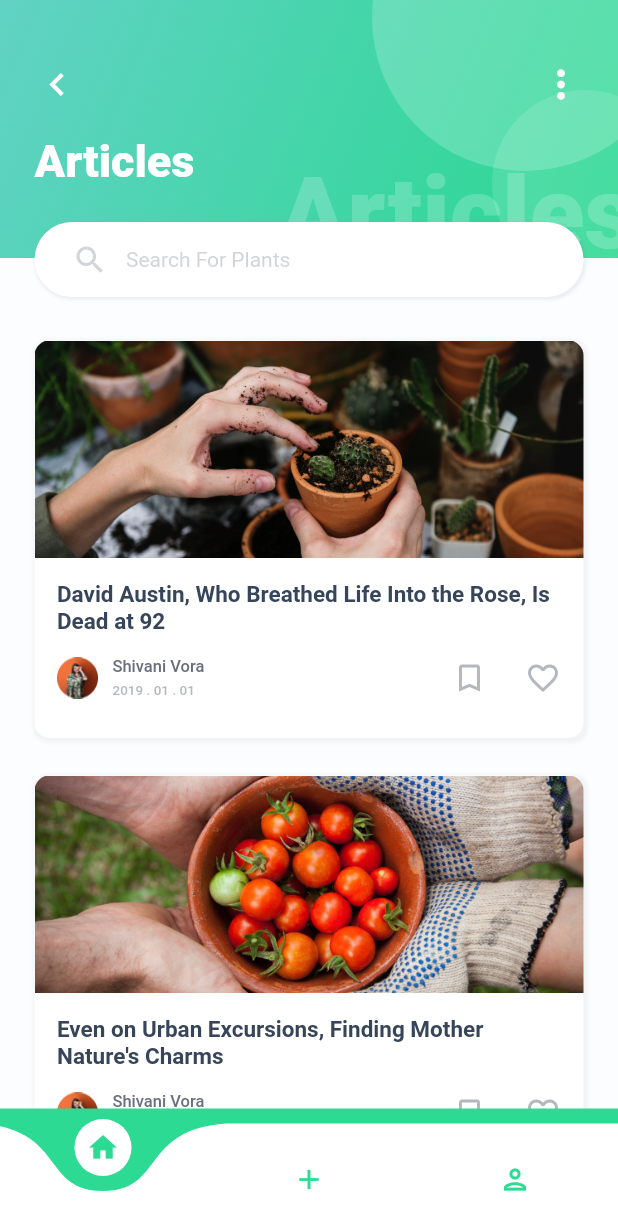
After one commit to Syahro/plant_app, a Flutter app: the ArticlesPage screen opened directly, on a phone screen of 412 x 824 dp. The commit adds this screen. Shown: the top 1230 px of the screen. Run offline on Flutter 3.47's test engine with Material 2 defaults, Android fonts, the phone set to English and light mode, and no system bars; drawn by our look-alikes of curved_navigation_bar.

Commit message:
done modified articlesPage and add some assetas or support

```diff
--- /dev/null
+++ b/lib/pages/articles_page.dart
@@ -0,0 +1,378 @@
+import 'package:flutter/material.dart';
+import 'package:plant_app/widget/bottom_navbar.dart';
+
+import '../theme.dart';
+
+class ArticlesPage extends StatelessWidget {
+  @override
+  Widget build(BuildContext context) {
+    return Scaffold(
+      backgroundColor: backgroundColor,
+      bottomNavigationBar: BottomNavbar(),
+      body: SafeArea(
+        child: ListView(
+          children: [
+            Stack(
+              children: [
+                Container(
+                  height: 172,
+                  width: double.infinity,
+                  decoration: BoxDecoration(
+                    gradient: LinearGradient(
+                      begin: Alignment.topLeft,
+                      end: Alignment.bottomRight,
+                      colors: [
+                        linearOne,
+                        linearTwo,
+                      ],
+                    ),
+                  ),
+                  child: Stack(
+                    children: [
+                      Positioned(
+                        top: -90,
+                        right: -40,
+                        child: Container(
+                          height: 204,
+                          width: 204,
+                          decoration: BoxDecoration(
+                            color: whiteColor.withOpacity(0.2),
+                            borderRadius: BorderRadius.circular(102),
+                          ),
+                        ),
+                      ),
+                      Positioned(
+                        top: 60,
+                        right: -40,
+                        child: Container(
+                          height: 124,
+                          width: 124,
+                          decoration: BoxDecoration(
+                            color: whiteColor.withOpacity(0.13),
+                            borderRadius: BorderRadius.circular(102),
+                          ),
+                        ),
+                      ),
+                      Positioned(
+                        bottom: -10,
+                        right: -12,
+                        child: Text(
+                          'Articles',
+                          style: TextStyle(
+                            fontSize: 67,
+                            fontWeight: FontWeight.w900,
+                            color: whiteColor.withOpacity(0.2),
+                          ),
+                        ),
+                      ),
+                      Padding(
+                        padding: EdgeInsets.fromLTRB(23, 41, 23, 0),
+                        child: Column(
+                          crossAxisAlignment: CrossAxisAlignment.start,
+                          children: [
+                            Row(
+                              mainAxisAlignment: MainAxisAlignment.spaceBetween,
+                              children: [
+                                Icon(
+                                  Icons.chevron_left,
+                                  color: whiteColor,
+                                  size: 30,
+                                ),
+                                Icon(
+                                  Icons.more_vert,
+                                  color: whiteColor,
+                                  size: 30,
+                                ),
+                              ],
+                            ),
+                            SizedBox(
+                              height: 19,
+                            ),
+                            Text(
+                              'Articles',
+                              style: TextStyle(
+                                fontWeight: FontWeight.w900,
+                                color: whiteColor,
+                                fontSize: 30,
+                              ),
+                            ),
+                          ],
+                        ),
+                      ),
+                    ],
+                  ),
+                ),
+                Container(
+                  width: double.infinity,
+                  color: backgroundColor,
+                  margin: EdgeInsets.only(top: 172),
+                  padding: EdgeInsets.only(
+                    top: 55,
+                    left: 23,
+                    right: 23,
+                  ),
+                  child: Column(
+                    children: [
+                      Container(
+                        height: 265,
+                        width: double.infinity,
+                        decoration: BoxDecoration(
+                          color: whiteColor,
+                          borderRadius: BorderRadius.circular(10),
+                          boxShadow: [
+                            BoxShadow(
+                              color: Colors.grey.withOpacity(0.1),
+                              blurRadius: 1,
+                              spreadRadius: 2,
+                              offset: Offset(1, 1),
+                            )
+                          ],
+                        ),
+                        child: Column(
+                          children: [
+                            ClipRRect(
+                              borderRadius: BorderRadius.vertical(
+                                top: Radius.circular(10),
+                              ),
+                              child: Image.asset(
+                                'assets/articles1.png',
+                                width: double.infinity,
+                                height: 145,
+                                fit: BoxFit.cover,
+                              ),
+                            ),
+                            SizedBox(
+                              height: 15,
+                            ),
+                            Padding(
+                              padding: EdgeInsets.symmetric(horizontal: 15),
+                              child: Column(
+                                crossAxisAlignment: CrossAxisAlignment.start,
+                                children: [
+                                  Text(
+                                    'David Austin, Who Breathed Life Into the Rose, Is Dead at 92',
+                                    style: TextStyle(
+                                      fontSize: 15,
+                                      fontWeight: FontWeight.bold,
+                                      color: darkColor,
+                                    ),
+                                  ),
+                                  SizedBox(
+                                    height: 15,
+                                  ),
+                                  Row(
+                                    children: [
+                                      Image.asset(
+                                        'assets/profile1.png',
+                                        width: 28,
+                                        height: 28,
+                                      ),
+                                      SizedBox(
+                                        width: 9,
+                                      ),
+                                      Column(
+                                        crossAxisAlignment:
+                                            CrossAxisAlignment.start,
+                                        children: [
+                                          Text(
+                                            'Shivani Vora',
+                                            style: TextStyle(
+                                              fontWeight: FontWeight.w500,
+                                              fontSize: 11,
+                                              color: darkGreyColor,
+                                            ),
+                                          ),
+                                          SizedBox(
+                                            height: 4,
+                                          ),
+                                          Text(
+                                            '2019 . 01 . 01',
+                                            style: TextStyle(
+                                                fontSize: 9,
+                                                color: darkGreyColor
+                                                    .withOpacity(0.5),
+                                                fontWeight: FontWeight.w500),
+                                          ),
+                                        ],
+                                      ),
+                                      Spacer(),
+                                      Icon(
+                                        Icons.bookmark_border,
+                                        color: darkGreyColor.withOpacity(0.5),
+                                      ),
+                                      SizedBox(
+                                        width: 25,
+                                      ),
+                                      Icon(
+                                        Icons.favorite_border,
+                                        color: darkGreyColor.withOpacity(0.5),
+                                      ),
+                                    ],
+                                  )
+                                ],
+                              ),
+                            ),
+                          ],
+                        ),
+                      ),
+                      SizedBox(
+                        height: 25,
+                      ),
+                      Container(
+                        height: 265,
+                        width: double.infinity,
+                        decoration: BoxDecoration(
+                          color: whiteColor,
+                          borderRadius: BorderRadius.circular(10),
+                          boxShadow: [
+                            BoxShadow(
+                              color: Colors.grey.withOpacity(0.1),
+                              blurRadius: 1,
+                              spreadRadius: 2,
+                              offset: Offset(1, 1),
+                            )
+                          ],
+                        ),
+                        child: Column(
+                          children: [
+                            ClipRRect(
+                              borderRadius: BorderRadius.vertical(
+                                top: Radius.circular(10),
+                              ),
+                              child: Image.asset(
+                                'assets/articles2.png',
+                                width: double.infinity,
+                                height: 145,
+                                fit: BoxFit.cover,
+                              ),
+                            ),
+                            SizedBox(
+                              height: 15,
+                            ),
+                            Padding(
+                              padding: EdgeInsets.symmetric(horizontal: 15),
+                              child: Column(
+                                crossAxisAlignment: CrossAxisAlignment.start,
+                                children: [
+                                  Text(
+                                    'Even on Urban Excursions, Finding Mother Nature\'s Charms',
+                                    style: TextStyle(
+                                      fontSize: 15,
+                                      fontWeight: FontWeight.bold,
+                                      color: darkColor,
+                                    ),
+                                  ),
+                                  SizedBox(
+                                    height: 15,
+                                  ),
+                                  Row(
+                                    children: [
+                                      Image.asset(
+                                        'assets/profile1.png',
+                                        width: 28,
+                                        height: 28,
+                                      ),
+                                      SizedBox(
+                                        width: 9,
+                                      ),
+                                      Column(
+                                        crossAxisAlignment:
+                                            CrossAxisAlignment.start,
+                                        children: [
+                                          Text(
+                                            'Shivani Vora',
+                                            style: TextStyle(
+                                              fontWeight: FontWeight.w500,
+                                              fontSize: 11,
+                                              color: darkGreyColor,
+                                            ),
+                                          ),
+                                          SizedBox(
+                                            height: 4,
+                                          ),
+                                          Text(
+                                            '2019 . 01 . 01',
+                                            style: TextStyle(
+                                                fontSize: 9,
+                                                color: darkGreyColor
+                                                    .withOpacity(0.5),
+                                                fontWeight: FontWeight.w500),
+                                          ),
+                                        ],
+                                      ),
+                                      Spacer(),
+                                      Icon(
+                                        Icons.bookmark_border,
+                                        color: darkGreyColor.withOpacity(0.5),
+                                      ),
+                                      SizedBox(
+                                        width: 25,
+                                      ),
+                                      Icon(
+                                        Icons.favorite_border,
+                                        color: darkGreyColor.withOpacity(0.5),
+                                      ),
+                                    ],
+                                  )
+                                ],
+                              ),
+                            ),
+                          ],
+                        ),
+                      ),
+                      SizedBox(
+                        height: 30,
+                      ),
+                    ],
+                  ),
+                ),
+                Positioned(
+                  top: 148,
+                  child: Container(
+                    margin: EdgeInsets.symmetric(horizontal: 23),
+                    width: MediaQuery.of(context).size.width - (2 * 23),
+                    height: 50,
+                    decoration: BoxDecoration(
+                      color: whiteColor,
+                      borderRadius: BorderRadius.circular(25),
+                      boxShadow: [
+                        BoxShadow(
+                          color: darkGreyColor.withOpacity(0.1),
+                          blurRadius: 1,
+                          spreadRadius: 1,
+                          offset: Offset(1, 1),
+                        )
+                      ],
+                    ),
+                    child: Padding(
+                      padding: EdgeInsets.symmetric(horizontal: 25),
+                      child: Row(
+                        children: [
+                          Icon(
+                            Icons.search,
+                            color: darkGreyColor.withOpacity(0.3),
+                          ),
+                          SizedBox(
+                            width: 12,
+                          ),
+                          Text(
+                            'Search For Plants ',
+                            style: TextStyle(
+                              fontWeight: FontWeight.w400,
+                              fontSize: 14,
+                              color: darkGreyColor.withOpacity(0.3),
+                            ),
+                          ),
+                        ],
+                      ),
+                    ),
+                  ),
+                ),
+              ],
+            )
+          ],
+        ),
+      ),
+    );
+  }
+}
--- a/lib/pages/home_page.dart
+++ b/lib/pages/home_page.dart
@@ -1,6 +1,7 @@
 import 'dart:ui';
 
 import 'package:flutter/material.dart';
+import 'package:plant_app/pages/articles_page.dart';
 import 'package:plant_app/pages/camera_identify_page.dart';
 import 'package:plant_app/pages/species_page.dart';
 import 'package:plant_app/theme.dart';
@@ -165,10 +166,22 @@ class HomePage extends StatelessWidget {
                                 isActive: false,
                               ),
                             ),
-                            HomeCategoryCard(
-                              imageUrl: 'assets/articels.png',
-                              title: 'ARTICLES',
-                              isActive: false,
+                            InkWell(
+                              onTap: () {
+                                Navigator.push(
+                                  context,
+                                  MaterialPageRoute(
+                                    builder: (context) {
+                                      return ArticlesPage();
+                                    },
+                                  ),
+                                );
+                              },
+                              child: HomeCategoryCard(
+                                imageUrl: 'assets/articels.png',
+                                title: 'ARTICLES',
+                                isActive: false,
+                              ),
                             ),
                           ],
                         ),
```
Also changed, not shown: assets/articles1.png (added), assets/articles2.png (added), assets/profile1.png (added).
